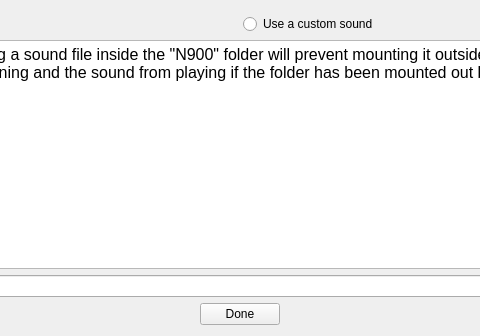
This is src/selectsounddialog.ui in helihyv/KitchenAlert as Qt 5 draws it before an edit; both pictures show x 146 to 626 and y 0 to 336 of the 770 by 336 pixel window. The edited form follows.
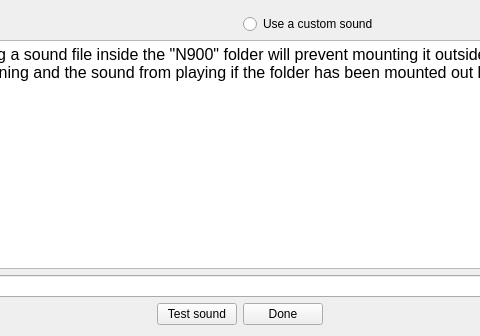
This is the edited form.

```diff
--- a/src/selectsounddialog.ui
+++ b/src/selectsounddialog.ui
@@ -100,6 +100,13 @@
         </property>
        </spacer>
       </item>
+      <item>
+       <widget class="QPushButton" name="testButton">
+        <property name="text">
+         <string>Test sound</string>
+        </property>
+       </widget>
+      </item>
       <item>
        <widget class="QPushButton" name="OKButton">
         <property name="text">
```
